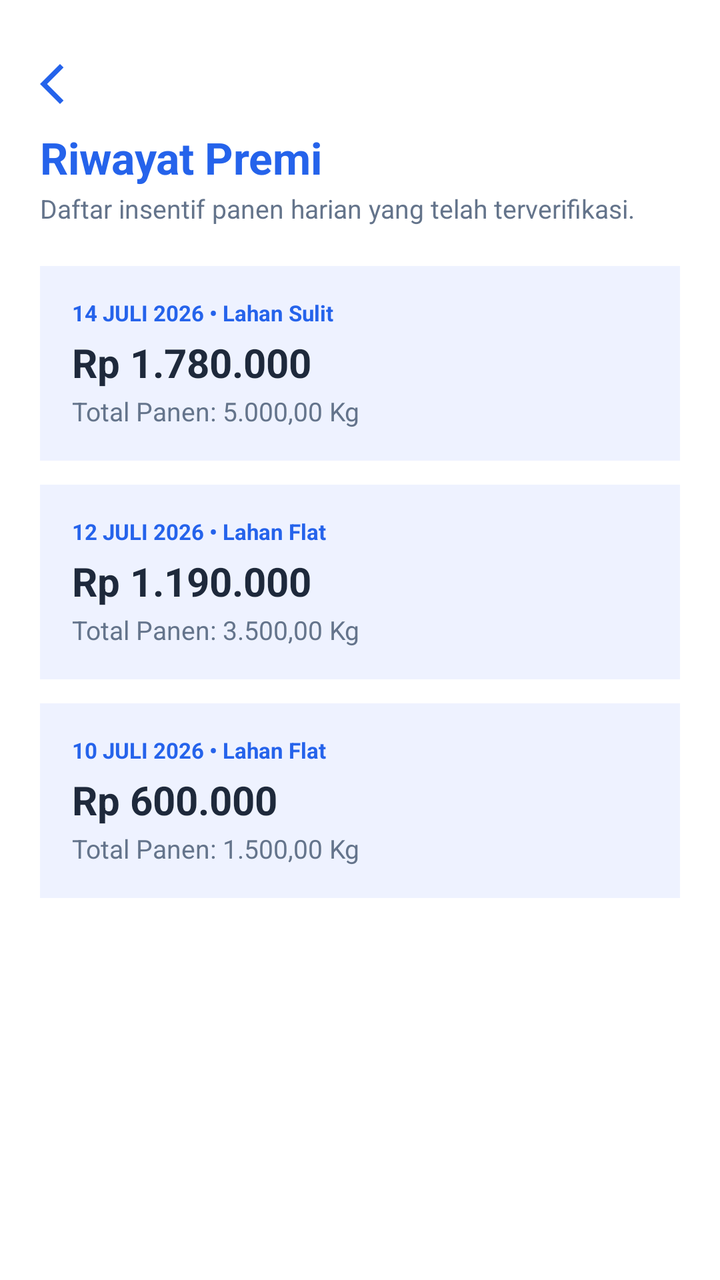
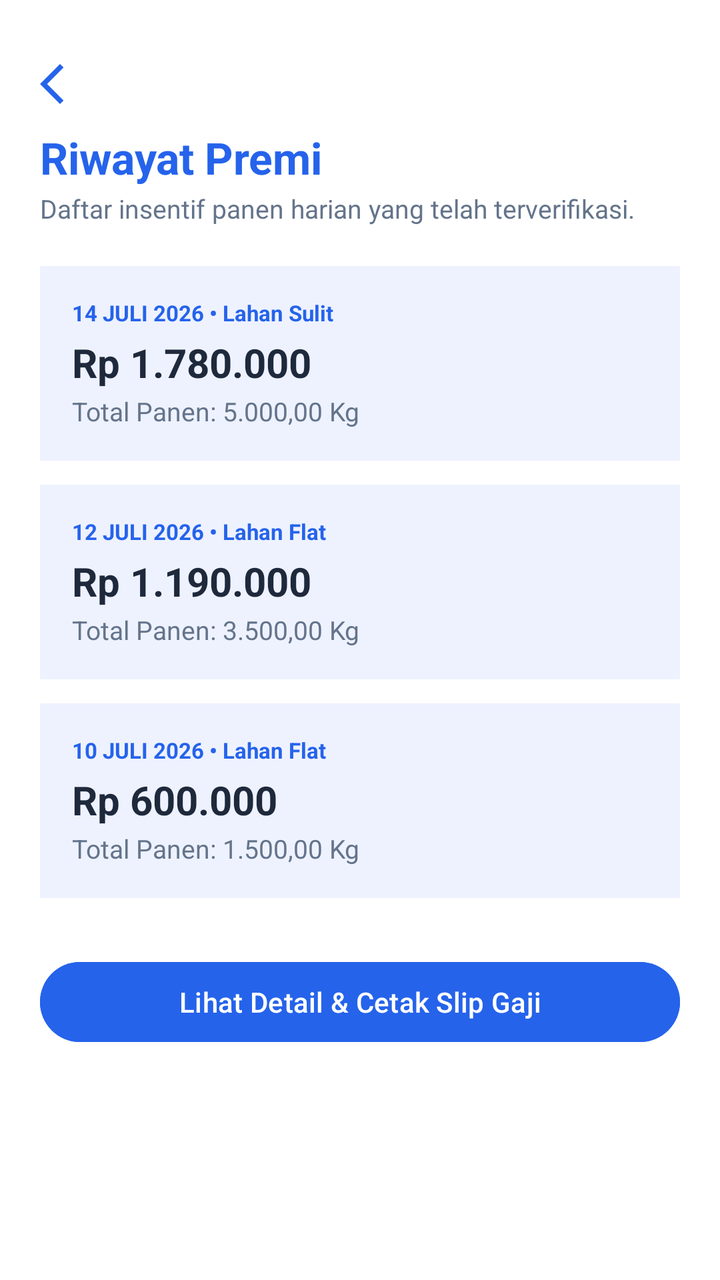

Two renders of the same Android screen: before a commit and after it. Below are the layout's source before the change and the commit's diff.
<!-- AndroidManifest.xml: application theme Theme.Saturnusmulki -->
<!-- res/layout/fragment_riwayat.xml -->
<?xml version="1.0" encoding="utf-8"?>
<LinearLayout xmlns:android="http://schemas.android.com/apk/res/android"
    xmlns:app="http://schemas.android.com/apk/res-auto"
    xmlns:tools="http://schemas.android.com/tools"
    android:layout_width="match_parent"
    android:layout_height="match_parent"
    android:background="#FFFFFF"
    android:orientation="vertical"
    android:padding="20dp"
    tools:context=".sipeka.RiwayatPremiActivity">

    
    <ImageView
        android:id="@+id/btnBack"
        android:layout_width="24dp"
        android:layout_height="24dp"
        android:layout_marginTop="10dp"
        android:contentDescription="Kembali"
        android:src="@drawable/outline_arrow_back_ios_24"
        app:tint="#2563EB" />

    <TextView
        android:layout_width="wrap_content"
        android:layout_height="wrap_content"
        android:layout_marginTop="10dp"
        android:text="Riwayat Premi"
        android:textColor="#2563EB"
        android:textSize="22sp"
        android:textStyle="bold" />

    <TextView
        android:layout_width="wrap_content"
        android:layout_height="wrap_content"
        android:layout_marginTop="2dp"
        android:text="Daftar insentif panen harian yang telah terverifikasi."
        android:textColor="#64748B"
        android:textSize="13sp" />

    <ScrollView
        android:layout_width="match_parent"
        android:layout_height="wrap_content"
        android:layout_marginTop="20dp">

        <LinearLayout
            android:layout_width="match_parent"
            android:layout_height="wrap_content"
            android:orientation="vertical">

            
            <LinearLayout
                android:layout_width="match_parent"
                android:layout_height="wrap_content"
                android:layout_marginBottom="12dp"
                android:background="#EEF2FF"
                android:orientation="vertical"
                android:padding="16dp">

                <TextView
                    android:layout_width="wrap_content"
                    android:layout_height="wrap_content"
                    android:text="14 JULI 2026 • Lahan Sulit"
                    android:textColor="#2563EB"
                    android:textSize="11sp"
                    android:textStyle="bold" />

                <TextView
                    android:layout_width="wrap_content"
                    android:layout_height="wrap_content"
                    android:layout_marginTop="4dp"
                    android:text="Rp 1.780.000"
                    android:textColor="#1E293B"
                    android:textSize="20sp"
                    android:textStyle="bold" />

                <TextView
                    android:layout_width="wrap_content"
                    android:layout_height="wrap_content"
                    android:layout_marginTop="2dp"
                    android:text="Total Panen: 5.000,00 Kg"
                    android:textColor="#64748B"
                    android:textSize="13sp" />
            </LinearLayout>

            
            <LinearLayout
                android:layout_width="match_parent"
                android:layout_height="wrap_content"
                android:layout_marginBottom="12dp"
                android:background="#EEF2FF"
                android:orientation="vertical"
                android:padding="16dp">

                <TextView
                    android:layout_width="wrap_content"
                    android:layout_height="wrap_content"
                    android:text="12 JULI 2026 • Lahan Flat"
                    android:textColor="#2563EB"
                    android:textSize="11sp"
                    android:textStyle="bold" />

                <TextView
                    android:layout_width="wrap_content"
                    android:layout_height="wrap_content"
                    android:layout_marginTop="4dp"
                    android:text="Rp 1.190.000"
                    android:textColor="#1E293B"
                    android:textSize="20sp"
                    android:textStyle="bold" />

                <TextView
                    android:layout_width="wrap_content"
                    android:layout_height="wrap_content"
                    android:layout_marginTop="2dp"
                    android:text="Total Panen: 3.500,00 Kg"
                    android:textColor="#64748B"
                    android:textSize="13sp" />
            </LinearLayout>

            
            <LinearLayout
                android:layout_width="match_parent"
                android:layout_height="wrap_content"
                android:layout_marginBottom="12dp"
                android:background="#EEF2FF"
                android:orientation="vertical"
                android:padding="16dp">

                <TextView
                    android:layout_width="wrap_content"
                    android:layout_height="wrap_content"
                    android:text="10 JULI 2026 • Lahan Flat"
                    android:textColor="#2563EB"
                    android:textSize="11sp"
                    android:textStyle="bold" />

                <TextView
                    android:layout_width="wrap_content"
                    android:layout_height="wrap_content"
                    android:layout_marginTop="4dp"
                    android:text="Rp 600.000"
                    android:textColor="#1E293B"
                    android:textSize="20sp"
                    android:textStyle="bold" />

                <TextView
                    android:layout_width="wrap_content"
                    android:layout_height="wrap_content"
                    android:layout_marginTop="2dp"
                    android:text="Total Panen: 1.500,00 Kg"
                    android:textColor="#64748B"
                    android:textSize="13sp" />
            </LinearLayout>

        </LinearLayout>
    </ScrollView>
</LinearLayout>
<!-- resources referenced by this layout -->
<resources>
  <!-- drawable outline_arrow_back_ios_24 (drawable) -->
  <vector xmlns:android="http://schemas.android.com/apk/res/android" android:autoMirrored="true" android:height="24dp" android:tint="#000000" android:viewportHeight="960" android:viewportWidth="960" android:width="24dp">
        
      <path android:fillColor="@android:color/white" android:pathData="M400,880L0,480L400,80L471,151L142,480L471,809L400,880Z"/>
      
  </vector>
  <style name="Theme.Saturnusmulki" parent="Base.Theme.Saturnusmulki" />
  <style name="Base.Theme.Saturnusmulki" parent="Theme.Material3.DayNight.NoActionBar">
          
          
      </style>
</resources>

<!-- the commit's change to res/layout/fragment_riwayat.xml (unified diff, before → after) -->
@@ -150,7 +150,14 @@
                     android:textColor="#64748B"
                     android:textSize="13sp" />
             </LinearLayout>
-
+            <Button
+                android:id="@+id/btnOpenDetailPremi"
+                android:layout_width="match_parent"
+                android:layout_height="wrap_content"
+                android:layout_marginTop="16dp"
+                android:text="Lihat Detail &amp; Cetak Slip Gaji"
+                android:backgroundTint="#2563EB"
+                android:textColor="#FFFFFF" />
         </LinearLayout>
     </ScrollView>
 </LinearLayout>
